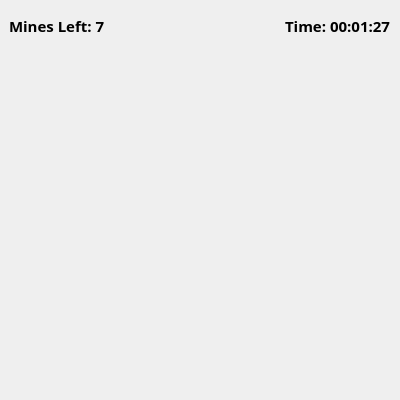
Before: the Qt Designer form playwindow.ui in BogdanVeligorskyi/Minesweeper_Qt, drawn with Qt 5.
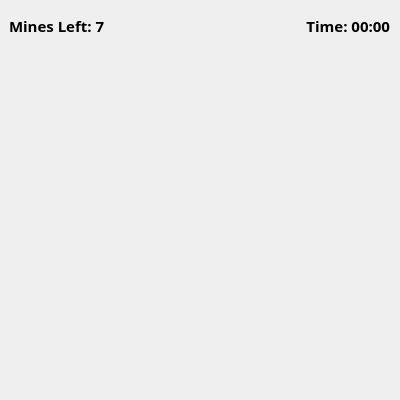
After: the same form once the commit is applied.

Commit message: Added time counter

Patch:
```diff
--- a/playwindow.ui
+++ b/playwindow.ui
@@ -52,7 +52,7 @@
        </font>
       </property>
       <property name="text">
-       <string>Time: 00:01:27</string>
+       <string>Time: 00:00</string>
       </property>
       <property name="alignment">
        <set>Qt::AlignRight|Qt::AlignTrailing|Qt::AlignVCenter</set>
```
The commit also changes 2 other files.
